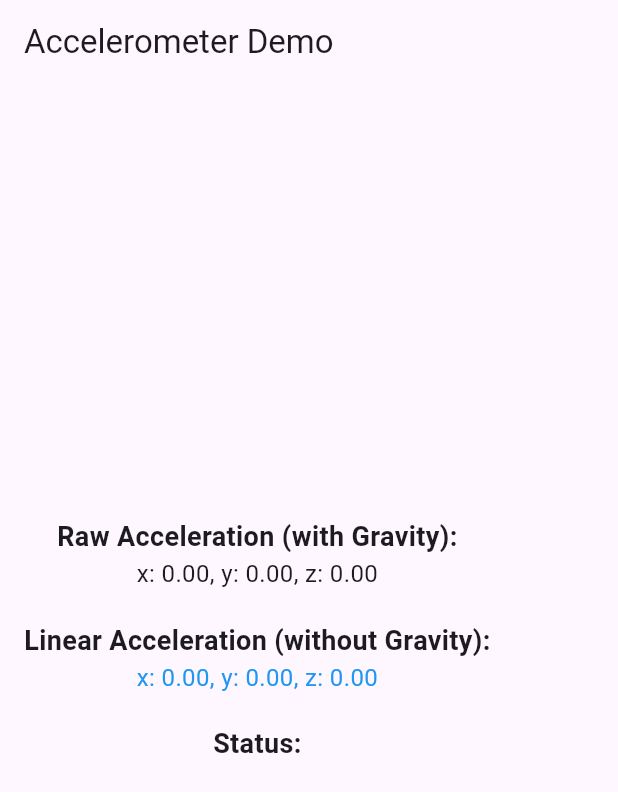
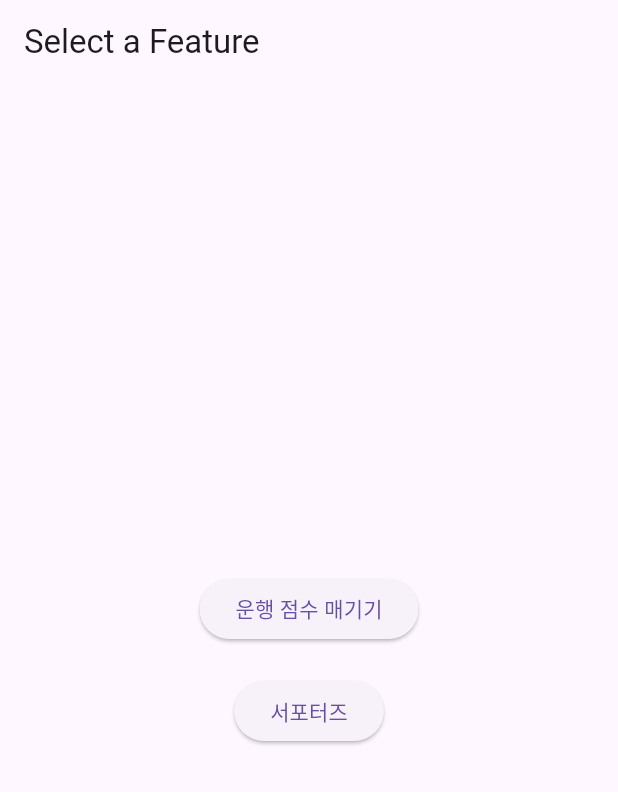
Before and after one commit to khkim6040/self-improvement, a Flutter app: the screen it shows after launch, on a phone screen of 412 x 824 dp. Shown: the top 792 px of the screen. Run offline on Flutter 3.47's test engine with Material 3 defaults, Android fonts, the phone set to English and light mode, and no system bars.

Commit message:
Feat: Add intro page selecting driving and supporters mode

```diff
--- a/geeko_app/lib/main.dart
+++ b/geeko_app/lib/main.dart
@@ -1,6 +1,4 @@
-import 'dart:math';
 import 'package:flutter/material.dart';
-import 'package:sensors_plus/sensors_plus.dart';
 
 void main() {
   runApp(const MyApp());
@@ -13,111 +11,52 @@
   Widget build(BuildContext context) {
     return MaterialApp(
       debugShowCheckedModeBanner: false,
-      title: 'Accelerometer Demo',
-      home: const MyHomePage(),
+      title: 'Feature Selector',
+      theme: ThemeData(
+        primarySwatch: Colors.blue,
+      ),
+      home: const FeatureSelectionPage(),
     );
   }
 }
 
-class MyHomePage extends StatefulWidget {
-  const MyHomePage({super.key});
-
-  @override
-  State<MyHomePage> createState() => _MyHomePageState();
-}
-
-class _MyHomePageState extends State<MyHomePage> {
-  double x = 0.0, y = 0.0, z = 0.0;
-  double linearX = 0.0, linearY = 0.0, linearZ = 0.0;
-
-  // 중력 값을 유지하기 위한 변수 (Low-Pass Filter)
-  double gravityX = 0.0, gravityY = 0.0, gravityZ = 0.0;
-
-  // 필터 상수: 값이 작을수록 중력이 더 느리게 변화
-  final double alpha = 0.8;
-
-  // 사용자에게 경고 메시지를 제공하기 위한 변수
-  String feedbackMessage = '';
-
-  @override
-  void initState() {
-    super.initState();
-
-    // 가속도 데이터 수집
-    accelerometerEvents.listen((AccelerometerEvent event) {
-      // 중력 계산 (Low-Pass Filter)
-      gravityX = alpha * gravityX + (1 - alpha) * event.x;
-      gravityY = alpha * gravityY + (1 - alpha) * event.y;
-      gravityZ = alpha * gravityZ + (1 - alpha) * event.z;
-
-      // 중력 제거 후, 실제 움직임 계산 (High-Pass Filter)
-      linearX = event.x - gravityX;
-      linearY = event.y - gravityY;
-      linearZ = event.z - gravityZ;
-
-      // 급가속/급제동 감지
-      feedbackMessage = _detectSuddenAcceleration(linearX, linearY, linearZ);
-
-      setState(() {
-        x = event.x;
-        y = event.y;
-        z = event.z;
-      });
-    });
-  }
-
-  // 급가속/급제동 감지 함수
-  String _detectSuddenAcceleration(double x, double y, double z) {
-    double accelerationMagnitude = sqrt(x * x + y * y + z * z);
-
-    if (accelerationMagnitude > 15.0) {
-      return '⚠️ 급가속 감지! 속도를 줄이세요!';
-    } else if (accelerationMagnitude < 5.0) {
-      return '⚠️ 급제동 감지!';
-    } else {
-      return '안전 주행 중입니다. 👍';
-    }
-  }
+class FeatureSelectionPage extends StatelessWidget {
+  const FeatureSelectionPage({super.key});
 
   @override
   Widget build(BuildContext context) {
     return Scaffold(
-      appBar: AppBar(title: const Text('Accelerometer Demo')),
-      body: Padding(
-        padding: const EdgeInsets.all(16.0),
+      appBar: AppBar(
+        title: const Text('Select a Feature'),
+      ),
+      body: Center(
         child: Column(
           mainAxisAlignment: MainAxisAlignment.center,
           children: [
-            const Text(
-              'Raw Acceleration (with Gravity):',
-              style: TextStyle(fontSize: 18, fontWeight: FontWeight.bold),
-            ),
-            Text(
-              'x: ${x.toStringAsFixed(2)}, y: ${y.toStringAsFixed(2)}, z: ${z.toStringAsFixed(2)}',
-              style: const TextStyle(fontSize: 16),
+            ElevatedButton(
+              onPressed: () {
+                // 운행 점수 매기기 페이지로 이동
+                Navigator.push(
+                  context,
+                  MaterialPageRoute(
+                    builder: (context) => const ScoringPage(),
+                  ),
+                );
+              },
+              child: const Text('운행 점수 매기기'),
             ),
             const SizedBox(height: 20),
-            const Text(
-              'Linear Acceleration (without Gravity):',
-              style: TextStyle(fontSize: 18, fontWeight: FontWeight.bold),
-            ),
-            Text(
-              'x: ${linearX.toStringAsFixed(2)}, y: ${linearY.toStringAsFixed(2)}, z: ${linearZ.toStringAsFixed(2)}',
-              style: const TextStyle(fontSize: 16, color: Colors.blue),
-            ),
-            const SizedBox(height: 20),
-            const Text(
-              'Status:',
-              style: TextStyle(fontSize: 18, fontWeight: FontWeight.bold),
-            ),
-            Text(
-              feedbackMessage,
-              style: TextStyle(
-                fontSize: 18,
-                fontWeight: FontWeight.bold,
-                color:
-                    feedbackMessage.contains('⚠️') ? Colors.red : Colors.green,
-              ),
+            ElevatedButton(
+              onPressed: () {
+                // 서포터즈 페이지로 이동
+                Navigator.push(
+                  context,
+                  MaterialPageRoute(
+                    builder: (context) => const SupporterPage(),
+                  ),
+                );
+              },
+              child: const Text('서포터즈'),
             ),
           ],
         ),
@@ -125,3 +64,41 @@
     );
   }
 }
+
+class ScoringPage extends StatelessWidget {
+  const ScoringPage({super.key});
+
+  @override
+  Widget build(BuildContext context) {
+    return Scaffold(
+      appBar: AppBar(
+        title: const Text('운행 점수 매기기'),
+      ),
+      body: const Center(
+        child: Text(
+          '운행 점수 매기기 기능 실행 중...',
+          style: TextStyle(fontSize: 18),
+        ),
+      ),
+    );
+  }
+}
+
+class SupporterPage extends StatelessWidget {
+  const SupporterPage({super.key});
+
+  @override
+  Widget build(BuildContext context) {
+    return Scaffold(
+      appBar: AppBar(
+        title: const Text('서포터즈'),
+      ),
+      body: const Center(
+        child: Text(
+          '서포터즈 기능 실행 중...',
+          style: TextStyle(fontSize: 18),
+        ),
+      ),
+    );
+  }
+}
```
